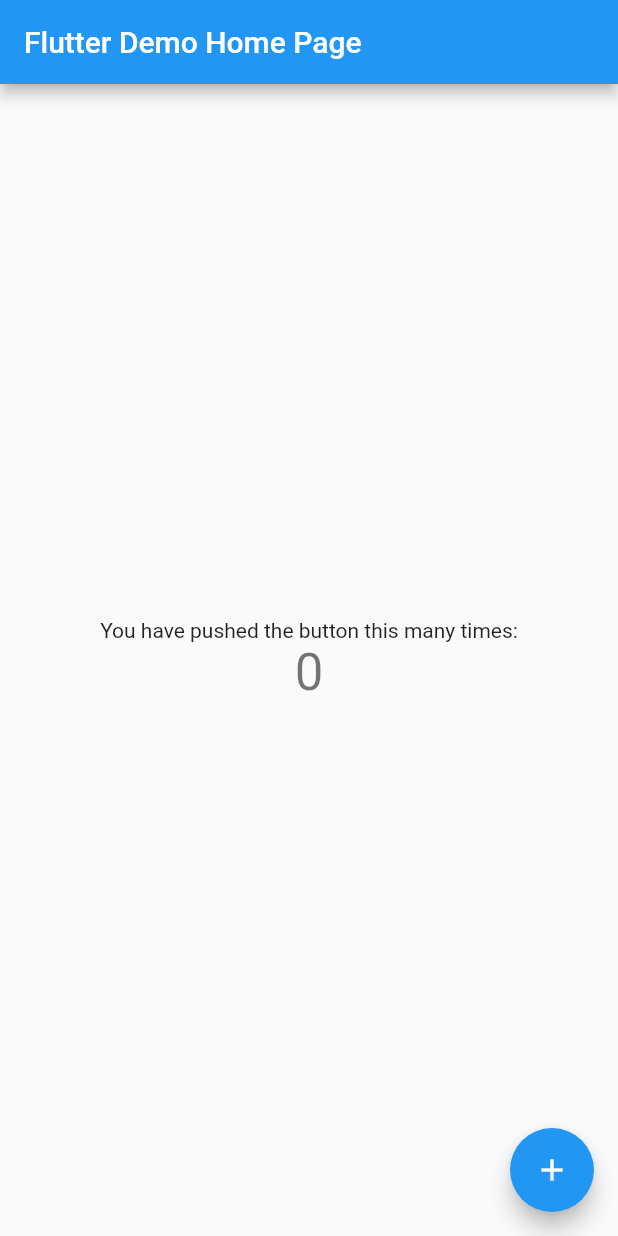
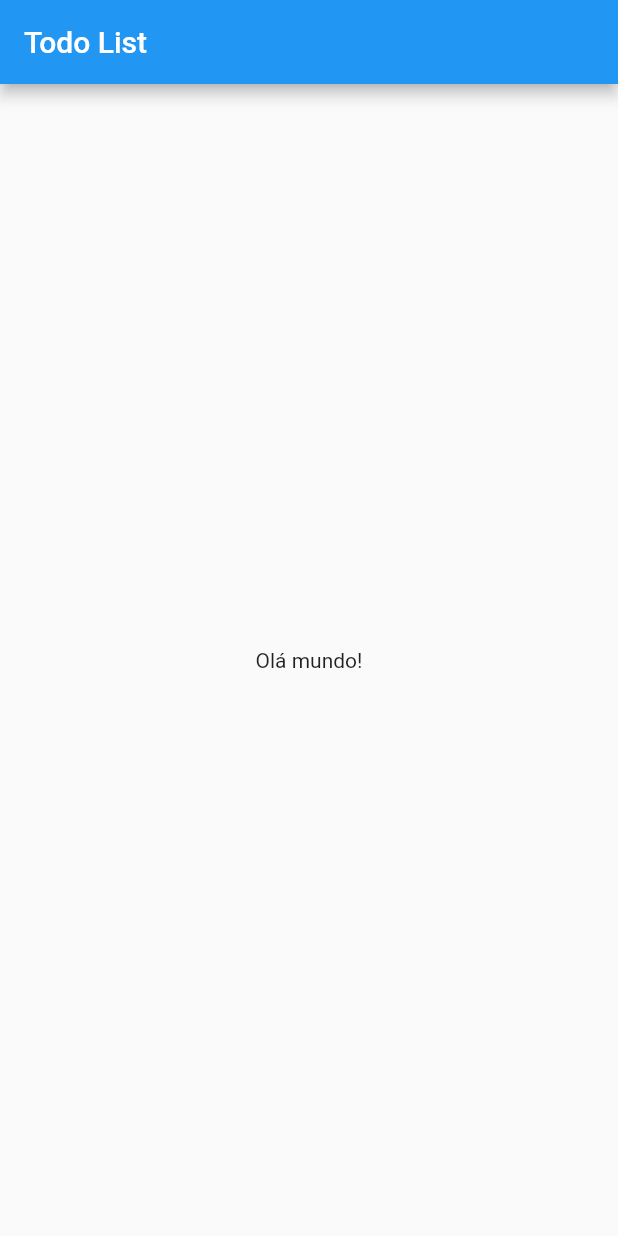
Before and after one commit to dmoitim/todo_flutter, a Flutter app: the screen it shows after launch, on a phone screen of 412 x 824 dp. Run offline on Flutter 3.47's test engine with Material 2 defaults, Android fonts, the phone set to English and light mode, and no system bars.

Commit message:
Criação da app shell

```diff
--- a/lib/main.dart
+++ b/lib/main.dart
@@ -1,111 +1,33 @@
 import 'package:flutter/material.dart';
 
-void main() => runApp(MyApp());
+void main() => runApp(App());
 
-class MyApp extends StatelessWidget {
-  // This widget is the root of your application.
+class App extends StatelessWidget {
   @override
   Widget build(BuildContext context) {
     return MaterialApp(
-      title: 'Flutter Demo',
+      title: 'Todo App',
+      debugShowCheckedModeBanner: false,
       theme: ThemeData(
-        // This is the theme of your application.
-        //
-        // Try running your application with "flutter run". You'll see the
-        // application has a blue toolbar. Then, without quitting the app, try
-        // changing the primarySwatch below to Colors.green and then invoke
-        // "hot reload" (press "r" in the console where you ran "flutter run",
-        // or simply save your changes to "hot reload" in a Flutter IDE).
-        // Notice that the counter didn't reset back to zero; the application
-        // is not restarted.
         primarySwatch: Colors.blue,
       ),
-      home: MyHomePage(title: 'Flutter Demo Home Page'),
+      home: HomePage(),
     );
   }
 }
 
-class MyHomePage extends StatefulWidget {
-  MyHomePage({Key key, this.title}) : super(key: key);
-
-  // This widget is the home page of your application. It is stateful, meaning
-  // that it has a State object (defined below) that contains fields that affect
-  // how it looks.
-
-  // This class is the configuration for the state. It holds the values (in this
-  // case the title) provided by the parent (in this case the App widget) and
-  // used by the build method of the State. Fields in a Widget subclass are
-  // always marked "final".
-
-  final String title;
-
-  @override
-  _MyHomePageState createState() => _MyHomePageState();
-}
-
-class _MyHomePageState extends State<MyHomePage> {
-  int _counter = 0;
-
-  void _incrementCounter() {
-    setState(() {
-      // This call to setState tells the Flutter framework that something has
-      // changed in this State, which causes it to rerun the build method below
-      // so that the display can reflect the updated values. If we changed
-      // _counter without calling setState(), then the build method would not be
-      // called again, and so nothing would appear to happen.
-      _counter++;
-    });
-  }
-
+class HomePage extends StatelessWidget {
   @override
   Widget build(BuildContext context) {
-    // This method is rerun every time setState is called, for instance as done
-    // by the _incrementCounter method above.
-    //
-    // The Flutter framework has been optimized to make rerunning build methods
-    // fast, so that you can just rebuild anything that needs updating rather
-    // than having to individually change instances of widgets.
     return Scaffold(
       appBar: AppBar(
-        // Here we take the value from the MyHomePage object that was created by
-        // the App.build method, and use it to set our appbar title.
-        title: Text(widget.title),
+        title: Text("Todo List"),
       ),
-      body: Center(
-        // Center is a layout widget. It takes a single child and positions it
-        // in the middle of the parent.
-        child: Column(
-          // Column is also a layout widget. It takes a list of children and
-          // arranges them vertically. By default, it sizes itself to fit its
-          // children horizontally, and tries to be as tall as its parent.
-          //
-          // Invoke "debug painting" (press "p" in the console, choose the
-          // "Toggle Debug Paint" action from the Flutter Inspector in Android
-          // Studio, or the "Toggle Debug Paint" command in Visual Studio Code)
-          // to see the wireframe for each widget.
-          //
-          // Column has various properties to control how it sizes itself and
-          // how it positions its children. Here we use mainAxisAlignment to
-          // center the children vertically; the main axis here is the vertical
-          // axis because Columns are vertical (the cross axis would be
-          // horizontal).
-          mainAxisAlignment: MainAxisAlignment.center,
-          children: <Widget>[
-            Text(
-              'You have pushed the button this many times:',
-            ),
-            Text(
-              '$_counter',
-              style: Theme.of(context).textTheme.display1,
-            ),
-          ],
+      body: Container(
+        child: Center(
+          child: Text("Olá mundo!"),
         ),
       ),
-      floatingActionButton: FloatingActionButton(
-        onPressed: _incrementCounter,
-        tooltip: 'Increment',
-        child: Icon(Icons.add),
-      ), // This trailing comma makes auto-formatting nicer for build methods.
     );
   }
 }
```
Also changed, not shown: 1 other file.
